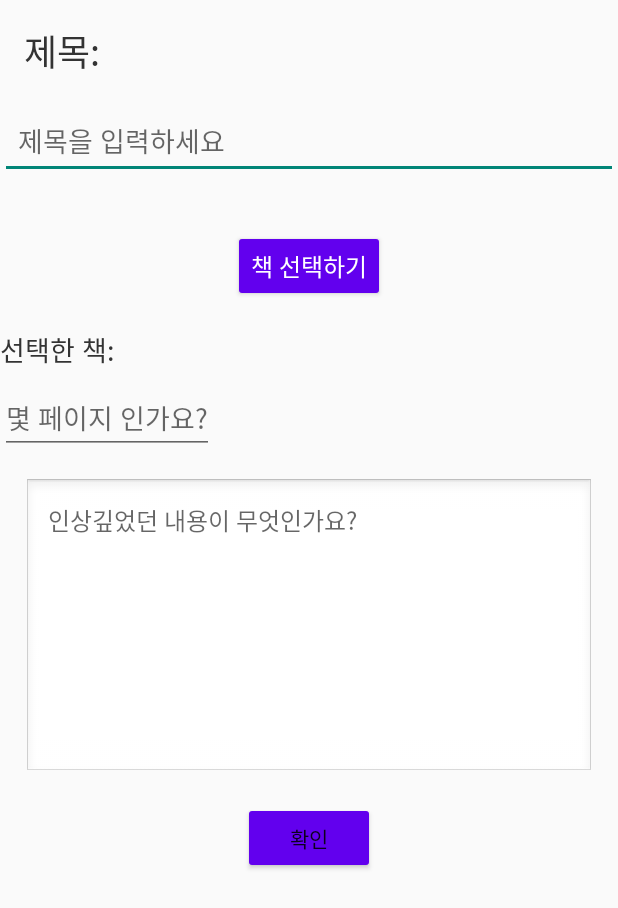
After one commit to Bookcord-Mobile-Programming/Follow-the-Book-Path, an Android app: the MemoWriteActivity screen opened directly, with no data from a screen before it, on a phone screen of 412 x 824 dp. The commit adds this screen. Shown: the top 908 px of the screen. Run offline under Robolectric (Android 15) with nearby library versions, the phone set to English and light mode, and no system bars.

Commit message:
독서 메모 추가 페이지 병합

```diff
--- /dev/null
+++ b/app/src/main/java/com/example/follow_the_book_path/MemoWriteActivity.java
@@ -0,0 +1,121 @@
+package com.example.follow_the_book_path;
+
+import android.database.sqlite.SQLiteDatabase;
+import android.os.Build;
+import android.os.Bundle;
+import android.view.View;
+import android.widget.Button;
+import android.widget.EditText;
+import android.widget.TextView;
+import android.widget.Toast;
+import android.content.Intent;
+
+import androidx.appcompat.app.AlertDialog;
+import androidx.appcompat.app.AppCompatActivity;
+
+import java.util.ArrayList;
+import java.time.LocalDate;
+import java.time.format.DateTimeFormatter;
+
+public class MemoWriteActivity extends AppCompatActivity {
+    DatabaseHelper database;
+    SQLiteDatabase db;
+    Button memoSubmitBtn,findBookBtn;
+    TextView memoBookName;
+    EditText memoTitle,memoPageNumber,memoContent;
+    @Override
+    protected void onCreate(Bundle savedInstanceState) {
+        super.onCreate(savedInstanceState);
+        setContentView(R.layout.activity_memo_write);
+
+        //db
+        database = new DatabaseHelper(getApplicationContext());
+        db = database.getWritableDatabase();
+
+        //연결
+        memoBookName=findViewById(R.id.memoBookName);
+        memoTitle = findViewById(R.id.memoTitle);
+        memoPageNumber = findViewById(R.id.memoPageNumber);
+        memoContent= findViewById(R.id.memoContent);
+        findBookBtn = findViewById(R.id.findBookBtn);
+        memoSubmitBtn = findViewById(R.id.memoSubmitBtn);
+
+        memoSubmitBtn.setOnClickListener(new View.OnClickListener() {
+            @Override
+            public void onClick(View view) {
+                String title = memoTitle.getText().toString();
+                String bookName = memoBookName.getText().toString();
+                String content = memoContent.getText().toString();
+                String pageNum = memoPageNumber.getText().toString();
+                // 빈 값 확인
+                if (title.isEmpty()) {
+                    Toast.makeText(getApplicationContext(), "제목을 입력해주세요.", Toast.LENGTH_SHORT).show();
+                    return; // 실행 중단
+                }
+
+                if (bookName.isEmpty()) {
+                    Toast.makeText(getApplicationContext(), "책을 선택해주세요.", Toast.LENGTH_SHORT).show();
+                    return; // 실행 중단
+                }
+                if (pageNum.isEmpty()) {
+                    Toast.makeText(getApplicationContext(), "페이지를 입력해주세요.", Toast.LENGTH_SHORT).show();
+                    return; // 실행 중단
+                }
+                if (content.isEmpty()) {
+                    Toast.makeText(getApplicationContext(), "내용을 입력해주세요.", Toast.LENGTH_SHORT).show();
+                    return; // 실행 중단
+                }
+                LocalDate today = null;
+                if (Build.VERSION.SDK_INT >= Build.VERSION_CODES.O) {
+                    today = LocalDate.now();
+                }
+                DateTimeFormatter formatter = null;
+                if (Build.VERSION.SDK_INT >= Build.VERSION_CODES.O) {
+                    formatter = DateTimeFormatter.ofPattern("yyyy-MM-dd");
+                }
+
+                Intent outIntent = new Intent();
+
+                outIntent.putExtra("memo_title",title);
+                outIntent.putExtra("memo_bookName",bookName);
+                outIntent.putExtra("memo_content",content);
+                if (Build.VERSION.SDK_INT >= Build.VERSION_CODES.O) {
+                    outIntent.putExtra("memo_createdAt",today.format(formatter));
+                }
+                if (Build.VERSION.SDK_INT >= Build.VERSION_CODES.O) {
+                    outIntent.putExtra("memo_updatedAt",today.format(formatter));
+                }
+                outIntent.putExtra("memo_pageNumber",Integer.parseInt(pageNum));
+                setResult(RESULT_OK,outIntent);
+
+                finish();
+            }
+        });
+        findBookBtn.setOnClickListener(new View.OnClickListener() {
+            @Override
+            public void onClick(View view) {
+                ArrayList<String> bookList =new ArrayList<>();
+                // 책 제목 리스트 가져오기
+                database.getBookTitle(bookList);
+                // 대화상자에 표시
+                showBookDialog(bookList);
+            }
+        });
+
+    }
+
+    private void showBookDialog(ArrayList<String> bookTitles) {
+        String[] bookTitlesArray = bookTitles.toArray(new String[0]);
+        AlertDialog.Builder dlg = new AlertDialog.Builder(this);
+        dlg.setTitle("책 선택");
+        dlg.setItems(bookTitlesArray, (dialog, which) -> {
+                    // 사용자가 선택한 책 처리
+                    String selectedBook = bookTitlesArray[which];
+                    // 처리 로직 (예: 선택한 책을 TextView에 표시)
+                    TextView memoBookName = findViewById(R.id.memoBookName);
+                    memoBookName.setText(selectedBook);
+                })
+                .setNegativeButton("취소", (dialog, which) -> dialog.dismiss())
+                .show();
+    }
+}
--- /dev/null
+++ b/app/src/main/res/layout/activity_memo_write.xml
@@ -0,0 +1,78 @@
+<?xml version="1.0" encoding="utf-8"?>
+<LinearLayout xmlns:android="http://schemas.android.com/apk/res/android"
+    android:layout_width="match_parent"
+    android:layout_height="match_parent"
+    android:orientation="vertical"
+    >
+
+    <TextView
+        android:layout_width="match_parent"
+        android:layout_height="wrap_content"
+        android:layout_margin="16sp"
+        android:text="제목:"
+        android:textSize="24sp"
+        android:textColor="#333333" />
+    <EditText
+        android:id="@+id/memoTitle"
+        android:layout_width="match_parent"
+        android:layout_height="wrap_content"
+        android:hint="제목을 입력하세요"
+        android:textSize="18sp"
+        android:layout_marginBottom="16dp"
+        android:padding="12dp"
+        android:layout_gravity="center"
+        android:textColor="#333333"
+        />
+    <Button
+        android:id="@+id/findBookBtn"
+        android:layout_width="wrap_content"
+        android:layout_height="wrap_content"
+        android:layout_gravity="center"
+        android:layout_margin="18sp"
+        android:text="책 선택하기"
+        android:textColor="#ffffff"
+        android:backgroundTint="#6200EE"
+        android:textSize="16sp" />
+    <TextView
+        android:id="@+id/memoBookName"
+        android:layout_width="match_parent"
+        android:layout_height="wrap_content"
+        android:layout_marginBottom="8dp"
+        android:text="선택한 책:"
+        android:textSize="18sp"
+        android:textColor="#333333"
+        android:fontFamily="sans-serif" />
+    <EditText
+        android:id="@+id/memoPageNumber"
+        android:inputType="text"
+        android:minWidth="48dp"
+        android:minHeight="48dp"
+        android:textSize="18sp"
+        android:autofillHints="no"
+        android:layout_width="wrap_content"
+        android:layout_height="wrap_content"
+        android:hint="몇 페이지 인가요?"/>
+
+    <EditText
+        android:id="@+id/memoContent"
+        android:autofillHints="no"
+        android:layout_width="match_parent"
+        android:layout_height="200dp"
+        android:layout_margin="16dp"
+        android:background="@android:drawable/edit_text"
+        android:gravity="top|start"
+        android:inputType="textMultiLine"
+        android:padding="16dp"
+        android:hint="인상깊었던 내용이 무엇인가요?"
+        android:textSize="16sp"
+        android:scrollbars="vertical" />
+    <Button
+        android:id="@+id/memoSubmitBtn"
+        android:layout_gravity="center"
+        android:text="확인"
+        android:backgroundTint="#6200EE"
+        android:layout_width="wrap_content"
+        android:layout_height="wrap_content"
+        />
+
+</LinearLayout>
```
Also changed, not shown: app/src/main/AndroidManifest.xml (+20 -23 lines), app/src/main/java/com/example/follow_the_book_path/DatabaseHelper.java (+12 -1 lines), app/src/main/java/com/example/follow_the_book_path/LibraryActivity.java (+8 -0 lines), app/src/main/java/com/example/follow_the_book_path/Memo.java (added, +42 -0 lines), app/src/main/java/com/example/follow_the_book_path/MemoActivity.java (added, +178 -0 lines), app/src/main/java/com/example/follow_the_book_path/MemoAdapter.java (added, +48 -0 lines), app/src/main/res/layout/activity_library.xml (+7 -1 lines), app/src/main/res/layout/activity_memo.xml (added, +22 -0 lines), app/src/main/res/layout/item_memo.xml (added, +36 -0 lines), app/src/main/res/layout/memo_write.xml (added, +78 -0 lines).
